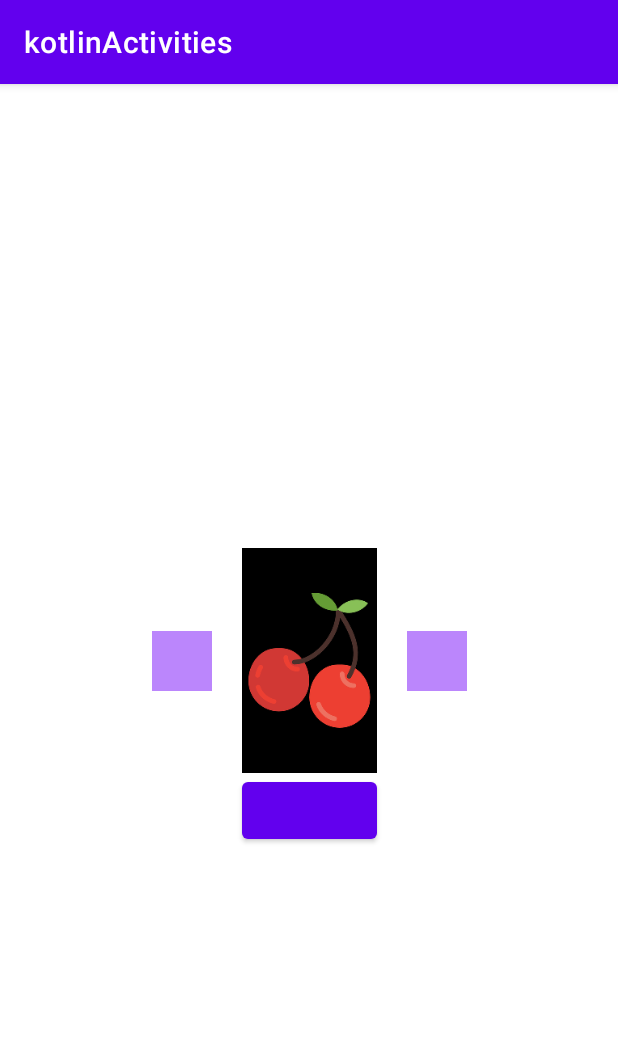
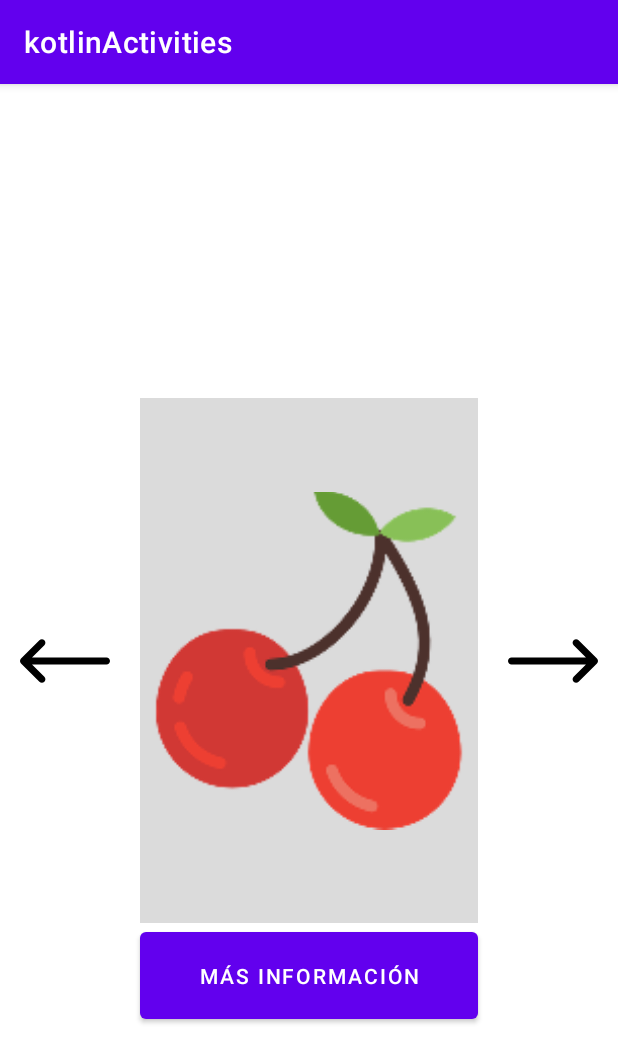
Before and after one commit to PacoSalazarR/kotlinActivities, an Android app: the screen it shows after launch (MainActivity), on a phone screen of 412 x 824 dp. Shown: the top 1063 px of the screen. Run offline under Robolectric (Android 15) with nearby library versions, the phone set to English and light mode, and no system bars.

Commit message:
Cambios en las interfaces
Se agrandaron los elementos del MainActivity y se agregaron íconos de flechas para los botones atrás y siguiente. Se cambiaron algunos colores, textos y tamaños de botones en las 3 interfaces.

```diff
--- /dev/null
+++ b/kotlinActivities/app/src/main/res/drawable/ic_flecha_derecha.xml
@@ -0,0 +1,9 @@
+<vector xmlns:android="http://schemas.android.com/apk/res/android"
+    android:width="512dp"
+    android:height="512dp"
+    android:viewportWidth="512"
+    android:viewportHeight="512">
+  <path
+      android:fillColor="#FF000000"
+      android:pathData="M506.134,241.843c-0.006,-0.006 -0.011,-0.013 -0.018,-0.019l-104.504,-104c-7.829,-7.791 -20.492,-7.762 -28.285,0.068c-7.792,7.829 -7.762,20.492 0.067,28.284L443.558,236H20c-11.046,0 -20,8.954 -20,20c0,11.046 8.954,20 20,20h423.557l-70.162,69.824c-7.829,7.792 -7.859,20.455 -0.067,28.284c7.793,7.831 20.457,7.858 28.285,0.068l104.504,-104c0.006,-0.006 0.011,-0.013 0.018,-0.019C513.968,262.339 513.943,249.635 506.134,241.843z"/>
+</vector>
--- /dev/null
+++ b/kotlinActivities/app/src/main/res/drawable/ic_flecha_izquierda.xml
@@ -0,0 +1,9 @@
+<vector xmlns:android="http://schemas.android.com/apk/res/android"
+    android:width="512dp"
+    android:height="512dp"
+    android:viewportWidth="512"
+    android:viewportHeight="512">
+  <path
+      android:fillColor="#FF000000"
+      android:pathData="M492,236H68.442l70.164,-69.824c7.829,-7.792 7.859,-20.455 0.067,-28.284c-7.792,-7.83 -20.456,-7.859 -28.285,-0.068l-104.504,104c-0.007,0.006 -0.012,0.013 -0.018,0.019c-7.809,7.792 -7.834,20.496 -0.002,28.314c0.007,0.006 0.012,0.013 0.018,0.019l104.504,104c7.828,7.79 20.492,7.763 28.285,-0.068c7.792,-7.829 7.762,-20.492 -0.067,-28.284L68.442,276H492c11.046,0 20,-8.954 20,-20C512,244.954 503.046,236 492,236z"/>
+</vector>
--- a/kotlinActivities/app/src/main/res/layout/activity_main.xml
+++ b/kotlinActivities/app/src/main/res/layout/activity_main.xml
@@ -16,18 +16,18 @@
 
         <ImageView
             android:id="@+id/imViewPrincipal"
-            android:layout_width="90dp"
-            android:layout_height="150dp"
-            android:background="@color/black"
+            android:layout_width="225dp"
+            android:layout_height="350dp"
+            android:background="@color/light_gray"
             app:layout_constraintStart_toStartOf="parent"
             app:layout_constraintEnd_toEndOf="parent"
             app:layout_constraintTop_toTopOf="parent"
             app:layout_constraintBottom_toBottomOf="parent"/>
         <ImageView
             android:id="@+id/imViewBack"
-            android:layout_width="40dp"
-            android:layout_height="40dp"
-            android:background="@color/purple_200"
+            android:src="@drawable/ic_flecha_izquierda"
+            android:layout_width="60dp"
+            android:layout_height="60dp"
             app:layout_constraintStart_toStartOf="parent"
             app:layout_constraintEnd_toStartOf="@id/imViewPrincipal"
             app:layout_constraintTop_toTopOf="parent"
@@ -36,9 +36,9 @@
 
         <ImageView
             android:id="@+id/imViewNext"
-            android:layout_width="40dp"
-            android:layout_height="40dp"
-            android:background="@color/purple_200"
+            android:src="@drawable/ic_flecha_derecha"
+            android:layout_width="60dp"
+            android:layout_height="60dp"
             app:layout_constraintTop_toTopOf="parent"
             app:layout_constraintBottom_toBottomOf="parent"
             app:layout_constraintStart_toEndOf="@id/imViewPrincipal"
@@ -46,8 +46,9 @@
 
         <Button
             android:id="@+id/btnMasInfo"
-            android:layout_width="90dp"
-            android:layout_height="50dp"
+            android:text="@string/text_more_info"
+            android:layout_width="225dp"
+            android:layout_height="70dp"
             app:layout_constraintStart_toStartOf="parent"
             app:layout_constraintEnd_toEndOf="parent"
             app:layout_constraintTop_toBottomOf="@+id/imViewPrincipal"/>
--- a/kotlinActivities/app/src/main/res/layout/activity_main2.xml
+++ b/kotlinActivities/app/src/main/res/layout/activity_main2.xml
@@ -11,12 +11,13 @@
         android:layout_width="match_parent"
         android:layout_height="300dp"
         android:layout_margin="20dp"
-        android:background="@color/purple_200"
+        android:background="@color/light_gray"
         app:layout_constraintStart_toStartOf="parent"
         app:layout_constraintEnd_toEndOf="parent"
         app:layout_constraintTop_toTopOf="parent"/>
 
     <TextView
+        android:elegantTextHeight="true"
         android:id="@+id/txtViewSecundario"
         android:layout_width="match_parent"
         android:layout_height="250dp"
@@ -26,6 +27,7 @@
 
     <Button
         android:id="@+id/btnAtras1"
+        android:text="@string/text_goBack"
         android:layout_width="match_parent"
         android:layout_height="50dp"
         android:layout_margin="20dp"
--- a/kotlinActivities/app/src/main/res/layout/activity_main3.xml
+++ b/kotlinActivities/app/src/main/res/layout/activity_main3.xml
@@ -10,13 +10,13 @@
         android:id="@+id/imViewTerciario"
         android:layout_width="match_parent"
         android:layout_height="match_parent"
-        android:background="@color/purple_200"
         app:layout_constraintStart_toStartOf="parent"
         app:layout_constraintEnd_toEndOf="parent"
         android:layout_margin="50dp"/>
 
     <Button
         android:id="@+id/btnAtras2"
+        android:text="@string/text_goBack"
         android:layout_width="match_parent"
         android:layout_height="50dp"
         android:layout_margin="20dp"
--- a/kotlinActivities/app/src/main/res/values/colors.xml
+++ b/kotlinActivities/app/src/main/res/values/colors.xml
@@ -7,4 +7,5 @@
     <color name="teal_700">#FF018786</color>
     <color name="black">#FF000000</color>
     <color name="white">#FFFFFFFF</color>
+    <color name="light_gray">#DBDBDB</color>
 </resources>
--- a/kotlinActivities/app/src/main/res/values/strings.xml
+++ b/kotlinActivities/app/src/main/res/values/strings.xml
@@ -1,6 +1,7 @@
 <resources>
     <string name="app_name">kotlinActivities</string>
 
+    <string name="text_more_info">Más información</string>
     <string name="text_goBack">Atrás</string>
     <string name="text_element_1">La Cereza es un tipo de fruta en Stardew Valley. Se recolecta en primavera en los cerezos, que crecen a partir de brotes de cerezo y maduran completamente en 28 días después de plantarlos</string>
     <string name="text_element_2">El Chile es un cultivo en Stardew Valley. Crece a partir de Semillas de chile después de 5 días. Cuando se cosecha, cada planta da 1 Chile cada 3 días, con la posibilidad de obtener chiles extra.</string>
```
Also changed, not shown: 72 other files.
